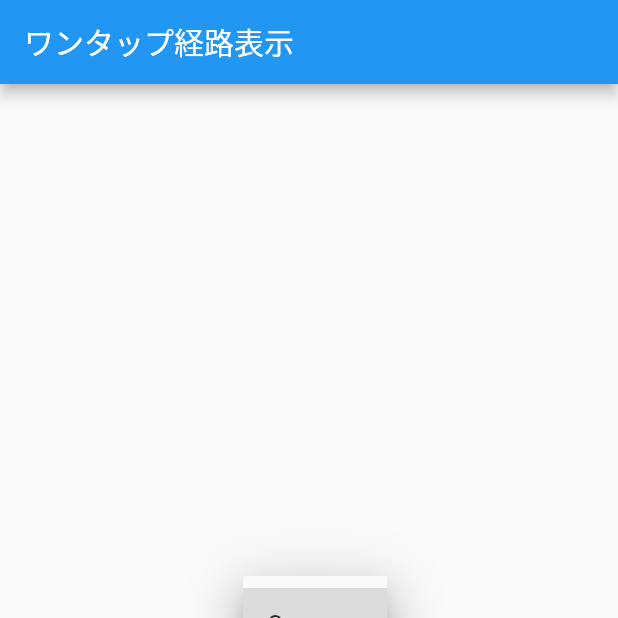
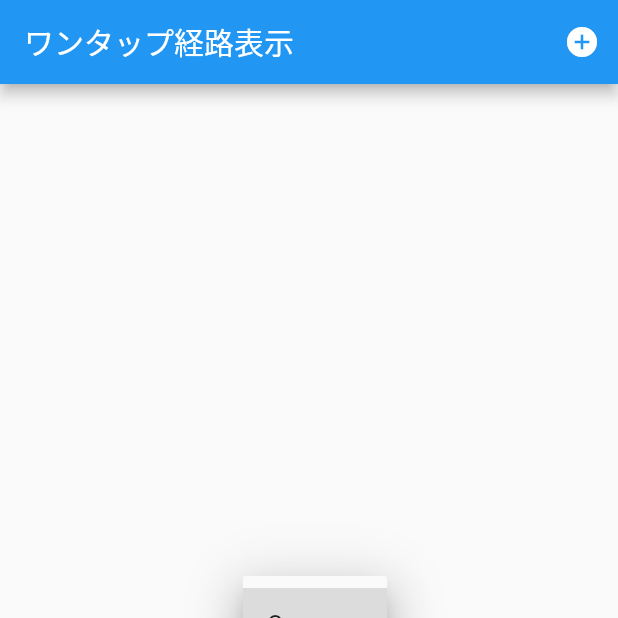
Before and after one commit to daichan1/ramirez, a Flutter app: the screen it shows after launch, after a tap on "One", on a phone screen of 412 x 824 dp, the top half of it. Run offline on Flutter 3.47's test engine with Material 2 defaults, Android fonts, the phone set to English and light mode, and no system bars.

```diff
--- a/lib/main.dart
+++ b/lib/main.dart
@@ -1,6 +1,15 @@
 import 'package:flutter/material.dart';
+import './new/index.dart';
 
-void main() => runApp(MainScreen());
+void main() {
+  runApp(new MaterialApp(
+    title: "Test",
+    routes: <String, WidgetBuilder>{
+      '/': (BuildContext context) => new MainScreen(),
+      '/new': (BuildContext context) => new NewRootScreen(),
+    },
+  ));
+}
 
 class MainScreen extends StatelessWidget {
   Widget build(BuildContext context) {
@@ -11,12 +20,20 @@ class MainScreen extends StatelessWidget {
       ),
       home: Scaffold(
         appBar: AppBar(
-          title: Text('ワンタップ経路表示')
+          title: Text('ワンタップ経路表示'),
+          actions: <Widget>[
+            IconButton(
+              icon: const Icon(Icons.add_circle),
+              onPressed: () {
+                Navigator.pushNamed(context, '/new');
+              },
+            ),
+          ],
         ),
         body: Center(
           child: RoutePatten(),
         ),
-      )
+      ),
     );
   }
 }
@@ -62,7 +79,7 @@ class _RoutePatten extends State<RoutePatten> {
           ),
         ),
         // 経路表示ボタン
-        routeButton,
+        routeButton
       ],
     );
   }
```
Also changed, not shown: lib/new/index.dart (added, +91 -0 lines), 1 other file.
